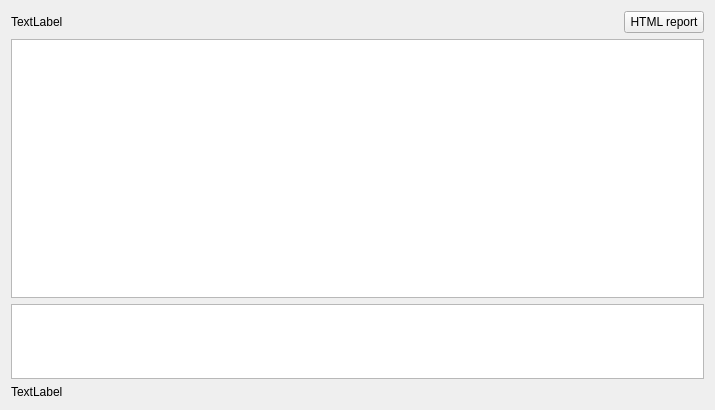
kernel1024/jpreader, file pixivindextab.ui: the form before one commit.
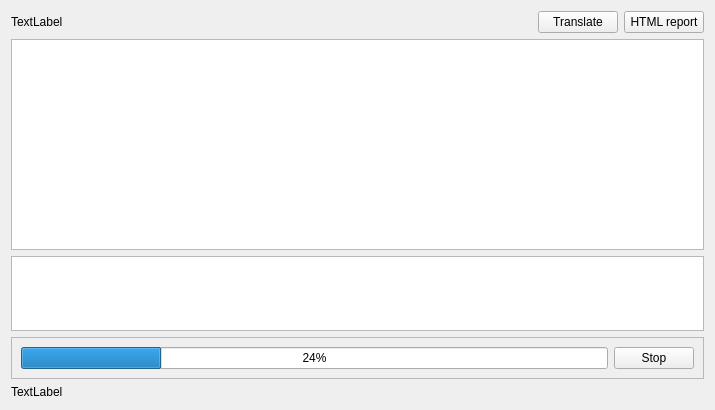
The form after the commit.

Commit message: - Titles and tags translator for Pixiv extractor, - QScopedPointer usage fix.

Patch:
```diff
--- a/pixivindextab.ui
+++ b/pixivindextab.ui
@@ -36,6 +36,13 @@
        </property>
       </spacer>
      </item>
+     <item>
+      <widget class="QPushButton" name="buttonTranslateTitles">
+       <property name="text">
+        <string>Translate</string>
+       </property>
+      </widget>
+     </item>
      <item>
       <widget class="QPushButton" name="buttonReport">
        <property name="text">
@@ -71,6 +78,32 @@
      </property>
     </widget>
    </item>
+   <item>
+    <widget class="QFrame" name="frameTranslator">
+     <property name="frameShape">
+      <enum>QFrame::StyledPanel</enum>
+     </property>
+     <property name="frameShadow">
+      <enum>QFrame::Raised</enum>
+     </property>
+     <layout class="QHBoxLayout" name="horizontalLayout_2">
+      <item>
+       <widget class="QProgressBar" name="progressTranslator">
+        <property name="value">
+         <number>24</number>
+        </property>
+       </widget>
+      </item>
+      <item>
+       <widget class="QPushButton" name="buttonStopTranslator">
+        <property name="text">
+         <string>Stop</string>
+        </property>
+       </widget>
+      </item>
+     </layout>
+    </widget>
+   </item>
    <item>
     <widget class="QLabel" name="labelCount">
      <property name="text">
```
The commit also changes 12 other files.
